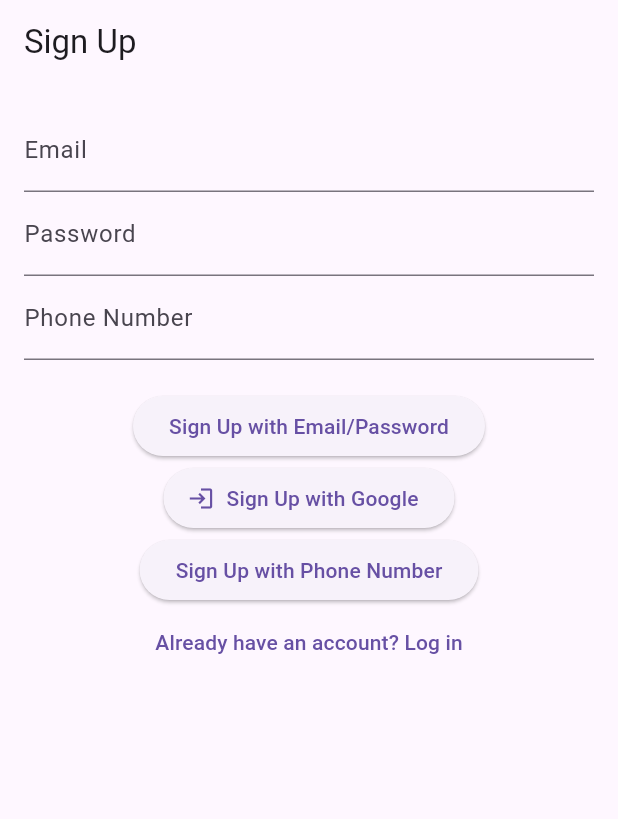
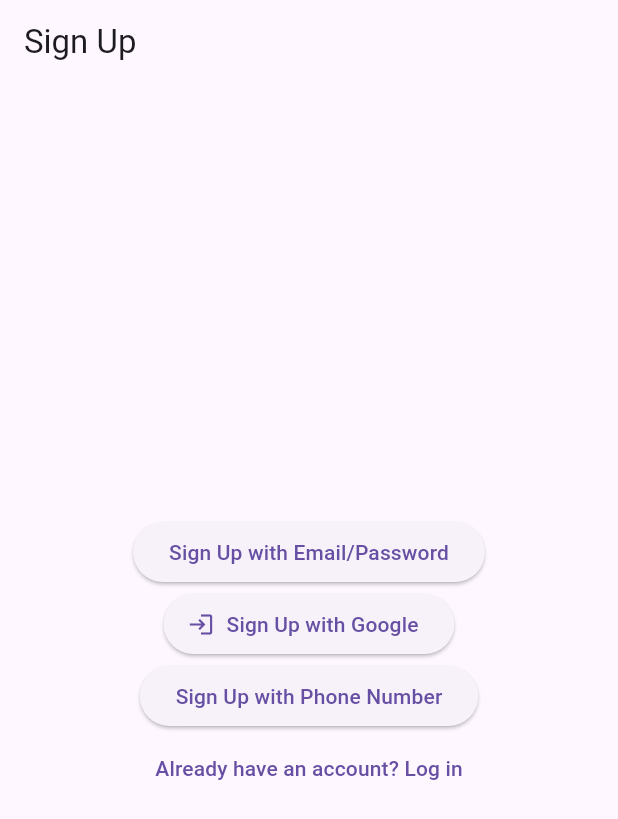
Before and after one commit to 3bde1r7man/cloud_firebase_integration, a Flutter app: the screen it shows after launch, on a phone screen of 412 x 824 dp. Shown: the top 819 px of the screen. Run offline on Flutter 3.47's test engine with Material 3 defaults, Android fonts, the phone set to English and light mode, and no system bars; our stand-ins replace cloud_firestore, firebase_auth, firebase_core, firebase_database, firebase_messaging, flutter_local_notifications and 2 more; missing offline and left inert: dart:ffi; accounts and stored records are empty.

Commit message:
Refactor Sign-Up Page to toggle between Email and Phone sign-up fields

```diff
--- a/lib/Pages/sign_up.dart
+++ b/lib/Pages/sign_up.dart
@@ -19,6 +19,9 @@ class _SignUpPageState extends State<SignUpPage> {
   final TextEditingController _passwordController = TextEditingController();
   final TextEditingController _phoneController = TextEditingController();
 
+  bool _showEmailFields = false;
+  bool _showPhoneFields = false;
+
   // Email/Password Sign-Up
   Future<void> _signUpWithEmailPassword() async {
     try {
@@ -28,7 +31,6 @@ class _SignUpPageState extends State<SignUpPage> {
       );
       ScaffoldMessenger.of(context).showSnackBar(
           const SnackBar(content: Text("Account Created Successfully")));
-      // navigate to home page
       Navigator.pushReplacement(
         context,
         MaterialPageRoute(builder: (context) => const LoginPage()),
@@ -58,7 +60,6 @@ class _SignUpPageState extends State<SignUpPage> {
 
       ScaffoldMessenger.of(context)
           .showSnackBar(const SnackBar(content: Text("Signed In with Google")));
-      // navigate to home page
       Navigator.pushReplacement(
         context,
         MaterialPageRoute(builder: (context) => const HomePage()),
@@ -77,7 +78,6 @@ class _SignUpPageState extends State<SignUpPage> {
         await _auth.signInWithCredential(credential);
         ScaffoldMessenger.of(context).showSnackBar(
             const SnackBar(content: Text("Phone Verification Complete")));
-        // navigate to home page
         Navigator.pushReplacement(
           context,
           MaterialPageRoute(builder: (context) => const HomePage()),
@@ -99,15 +99,20 @@ class _SignUpPageState extends State<SignUpPage> {
     );
   }
 
-
   @override
   Widget build(BuildContext context) {
     return Scaffold(
       appBar: AppBar(title: const Text("Sign Up")),
-      body: Padding(
+      body: Center(
+        child: SingleChildScrollView(
+          child: Padding(
             padding: const EdgeInsets.all(16.0),
             child: Column(
+              mainAxisSize: MainAxisSize.min,
+              crossAxisAlignment: CrossAxisAlignment.center,
               children: [
+                // Email Fields
+                if (_showEmailFields) ...[
                   TextField(
                     controller: _emailController,
                     decoration: const InputDecoration(labelText: "Email"),
@@ -117,13 +122,50 @@ class _SignUpPageState extends State<SignUpPage> {
                     obscureText: true,
                     decoration: const InputDecoration(labelText: "Password"),
                   ),
+                  const SizedBox(height: 10),
+                  ElevatedButton(
+                    onPressed: _signUpWithEmailPassword,
+                    child: const Text("Sign Up with Email/Password"),
+                  ),
+                  TextButton(
+                    onPressed: () {
+                      setState(() {
+                        _showEmailFields = false;
+                      });
+                    },
+                    child: const Text("Back"),
+                  ),
+                ],
+
+                // Phone Number Fields
+                if (_showPhoneFields) ...[
                   TextField(
                     controller: _phoneController,
                     decoration: const InputDecoration(labelText: "Phone Number"),
                   ),
-            const SizedBox(height: 20),
+                  const SizedBox(height: 10),
                   ElevatedButton(
-              onPressed: _signUpWithEmailPassword,
+                    onPressed: _signUpWithPhoneNumber,
+                    child: const Text("Sign Up with Phone Number"),
+                  ),
+                  TextButton(
+                    onPressed: () {
+                      setState(() {
+                        _showPhoneFields = false;
+                      });
+                    },
+                    child: const Text("Back"),
+                  ),
+                ],
+
+                // Initial Options
+                if (!_showEmailFields && !_showPhoneFields) ...[
+                  ElevatedButton(
+                    onPressed: () {
+                      setState(() {
+                        _showEmailFields = true;
+                      });
+                    },
                     child: const Text("Sign Up with Email/Password"),
                   ),
                   ElevatedButton.icon(
@@ -132,7 +174,11 @@ class _SignUpPageState extends State<SignUpPage> {
                     label: const Text("Sign Up with Google"),
                   ),
                   ElevatedButton(
-              onPressed: _signUpWithPhoneNumber,
+                    onPressed: () {
+                      setState(() {
+                        _showPhoneFields = true;
+                      });
+                    },
                     child: const Text("Sign Up with Phone Number"),
                   ),
                   TextButton(
@@ -145,6 +191,9 @@ class _SignUpPageState extends State<SignUpPage> {
                     child: const Text("Already have an account? Log in"),
                   ),
                 ],
+              ],
+            ),
+          ),
         ),
       ),
     );
```
Also changed, not shown: lib/Pages/login.dart (+65 -9 lines). Lines whose indentation alone changed are shown as unchanged.
